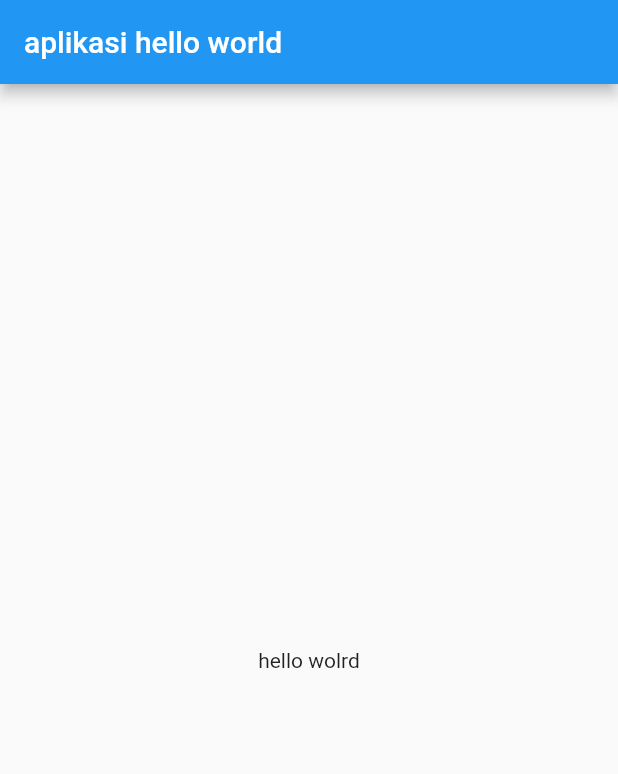
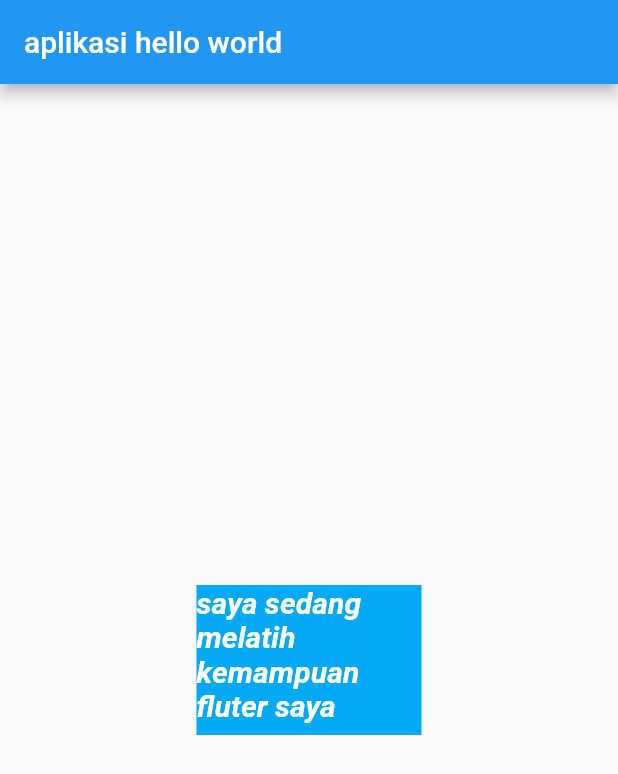
Before and after one commit to luizmirrelll/flutter_hello_world, a Flutter app: the screen it shows after launch, on a phone screen of 412 x 824 dp. Shown: the top 774 px of the screen. Run offline on Flutter 3.47's test engine with Material 2 defaults, Android fonts, the phone set to English and light mode, and no system bars.

Commit message:
text widget

```diff
--- a/lib/main.dart
+++ b/lib/main.dart
@@ -15,7 +15,23 @@ class MyApp extends StatelessWidget {
           title: Text("aplikasi hello world"),
         ),
         body: Center(
-          child: Text("hello wolrd"),
+          child: Container(
+              color: Colors.lightBlue,
+              width: 150,
+              height: 100,
+              child: Text(
+                "saya sedang melatih kemampuan fluter saya",
+                style: TextStyle(
+                    color: Colors.white,
+                    fontStyle: FontStyle.italic,
+                    fontWeight: FontWeight.w700,
+                    fontSize: 20),
+                // textAlign: TextAlign.center,
+                // maxLines: 2,
+                // overflow: TextOverflow.clip,
+                // softWrap:
+                //     true, //soft warp bila false akan menampilkan terpotong
+              )),
         ),
       ),
     );
```
